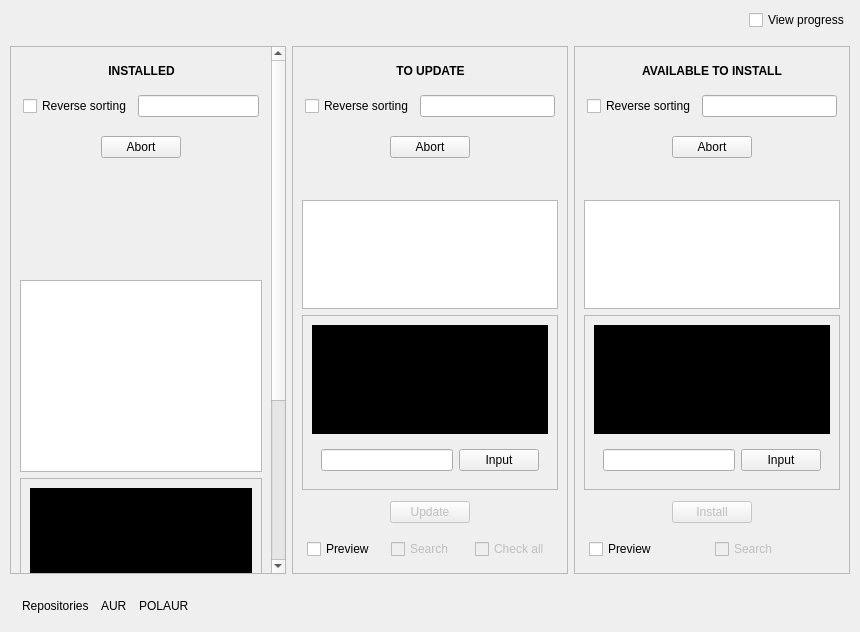
juliagoda/pak-gui, file src/src/mainwindowview.ui: the form before one commit.
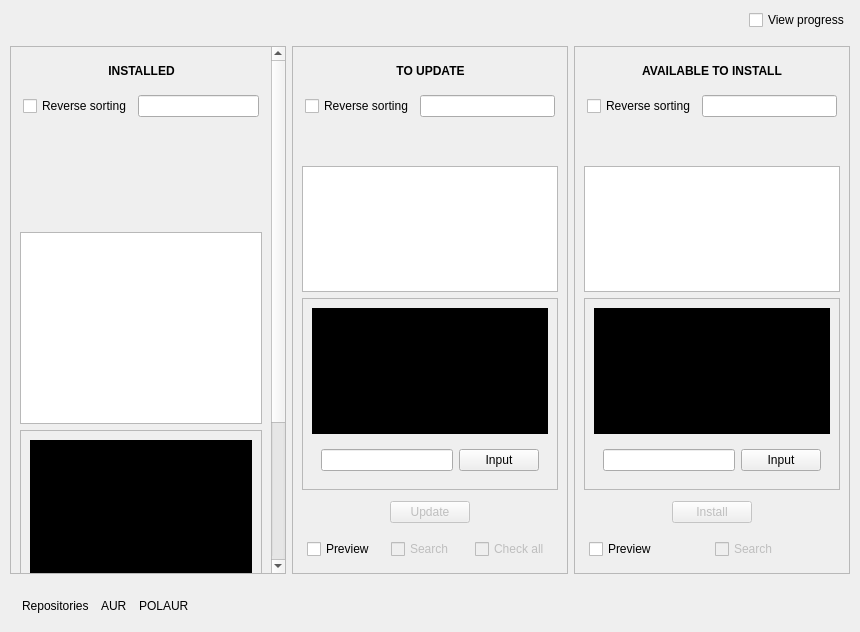
The form after the commit. Custom widgets are drawn as their Qt base class.

Commit message: Removed vulnerable code - Abort buttons

Patch:
```diff
--- a/src/src/mainwindowview.ui
+++ b/src/src/mainwindowview.ui
@@ -111,7 +111,7 @@
             <x>0</x>
             <y>0</y>
             <width>260</width>
-            <height>802</height>
+            <height>751</height>
            </rect>
           </property>
           <layout class="QVBoxLayout" name="verticalLayout">
@@ -204,67 +204,6 @@
              </item>
             </layout>
            </item>
-           <item>
-            <layout class="QHBoxLayout" name="horizontalLayout_18">
-             <property name="leftMargin">
-              <number>10</number>
-             </property>
-             <property name="topMargin">
-              <number>10</number>
-             </property>
-             <property name="rightMargin">
-              <number>10</number>
-             </property>
-             <property name="bottomMargin">
-              <number>10</number>
-             </property>
-             <item>
-              <spacer name="horizontalSpacer_20">
-               <property name="orientation">
-                <enum>Qt::Horizontal</enum>
-               </property>
-               <property name="sizeHint" stdset="0">
-                <size>
-                 <width>40</width>
-                 <height>20</height>
-                </size>
-               </property>
-              </spacer>
-             </item>
-             <item>
-              <widget class="QPushButton" name="abort_uninstallation_process_btn">
-               <property name="sizePolicy">
-                <sizepolicy hsizetype="Preferred" vsizetype="Fixed">
-                 <horstretch>0</horstretch>
-                 <verstretch>0</verstretch>
-                </sizepolicy>
-               </property>
-               <property name="maximumSize">
-                <size>
-                 <width>100</width>
-                 <height>16777215</height>
-                </size>
-               </property>
-               <property name="text">
-                <string>Abort</string>
-               </property>
-              </widget>
-             </item>
-             <item>
-              <spacer name="horizontalSpacer_19">
-               <property name="orientation">
-                <enum>Qt::Horizontal</enum>
-               </property>
-               <property name="sizeHint" stdset="0">
-                <size>
-                 <width>40</width>
-                 <height>20</height>
-                </size>
-               </property>
-              </spacer>
-             </item>
-            </layout>
-           </item>
            <item>
             <widget class="QWidget" name="remove_spinning_widget" native="true">
              <layout class="QVBoxLayout" name="verticalLayout_8">
@@ -585,67 +524,6 @@
              </item>
             </layout>
            </item>
-           <item>
-            <layout class="QHBoxLayout" name="horizontalLayout_13">
-             <property name="leftMargin">
-              <number>10</number>
-             </property>
-             <property name="topMargin">
-              <number>10</number>
-             </property>
-             <property name="rightMargin">
-              <number>10</number>
-             </property>
-             <property name="bottomMargin">
-              <number>10</number>
-             </property>
-             <item>
-              <spacer name="horizontalSpacer_15">
-               <property name="orientation">
-                <enum>Qt::Horizontal</enum>
-               </property>
-               <property name="sizeHint" stdset="0">
-                <size>
-                 <width>40</width>
-                 <height>20</height>
-                </size>
-               </property>
-              </spacer>
-             </item>
-             <item>
-              <widget class="QPushButton" name="abort_update_process_btn">
-               <property name="sizePolicy">
-                <sizepolicy hsizetype="Preferred" vsizetype="Fixed">
-                 <horstretch>0</horstretch>
-                 <verstretch>0</verstretch>
-                </sizepolicy>
-               </property>
-               <property name="maximumSize">
-                <size>
-                 <width>100</width>
-                 <height>16777215</height>
-                </size>
-               </property>
-               <property name="text">
-                <string>Abort</string>
-               </property>
-              </widget>
-             </item>
-             <item>
-              <spacer name="horizontalSpacer_16">
-               <property name="orientation">
-                <enum>Qt::Horizontal</enum>
-               </property>
-               <property name="sizeHint" stdset="0">
-                <size>
-                 <width>40</width>
-                 <height>20</height>
-                </size>
-               </property>
-              </spacer>
-             </item>
-            </layout>
-           </item>
            <item>
             <widget class="QWidget" name="update_spinning_widget" native="true">
              <layout class="QVBoxLayout" name="verticalLayout_13">
@@ -730,7 +608,7 @@
                 <x>0</x>
                 <y>0</y>
                 <width>254</width>
-                <height>160</height>
+                <height>183</height>
                </rect>
               </property>
               <layout class="QVBoxLayout" name="verticalLayout_5">
@@ -982,67 +860,6 @@
              </item>
             </layout>
            </item>
-           <item>
-            <layout class="QHBoxLayout" name="horizontalLayout_17">
-             <property name="leftMargin">
-              <number>10</number>
-             </property>
-             <property name="topMargin">
-              <number>10</number>
-             </property>
-             <property name="rightMargin">
-              <number>10</number>
-             </property>
-             <property name="bottomMargin">
-              <number>10</number>
-             </property>
-             <item>
-              <spacer name="horizontalSpacer_17">
-               <property name="orientation">
-                <enum>Qt::Horizontal</enum>
-               </property>
-               <property name="sizeHint" stdset="0">
-                <size>
-                 <width>40</width>
-                 <height>20</height>
-                </size>
-               </property>
-              </spacer>
-             </item>
-             <item>
-              <widget class="QPushButton" name="abort_installation_process_btn">
-               <property name="sizePolicy">
-                <sizepolicy hsizetype="Minimum" vsizetype="Fixed">
-                 <horstretch>0</horstretch>
-                 <verstretch>0</verstretch>
-                </sizepolicy>
-               </property>
-               <property name="maximumSize">
-                <size>
-                 <width>100</width>
-                 <height>16777215</height>
-                </size>
-               </property>
-               <property name="text">
-                <string>Abort</string>
-               </property>
-              </widget>
-             </item>
-             <item>
-              <spacer name="horizontalSpacer_18">
-               <property name="orientation">
-                <enum>Qt::Horizontal</enum>
-               </property>
-               <property name="sizeHint" stdset="0">
-                <size>
-                 <width>40</width>
-                 <height>20</height>
-                </size>
-               </property>
-              </spacer>
-             </item>
-            </layout>
-           </item>
            <item>
             <widget class="QWidget" name="installation_spinning_widget" native="true">
              <layout class="QVBoxLayout" name="verticalLayout_15">
@@ -1127,7 +944,7 @@
                 <x>0</x>
                 <y>0</y>
                 <width>254</width>
-                <height>160</height>
+                <height>183</height>
                </rect>
               </property>
               <layout class="QVBoxLayout" name="verticalLayout_6">
```
The commit also changes 7 other files.
